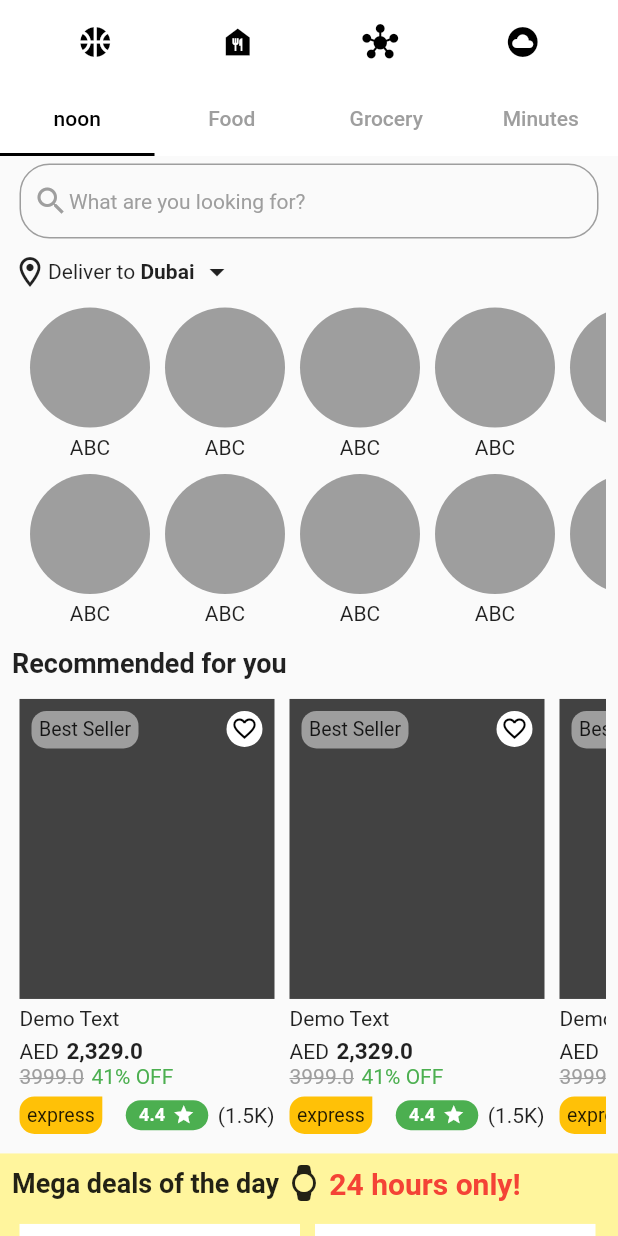
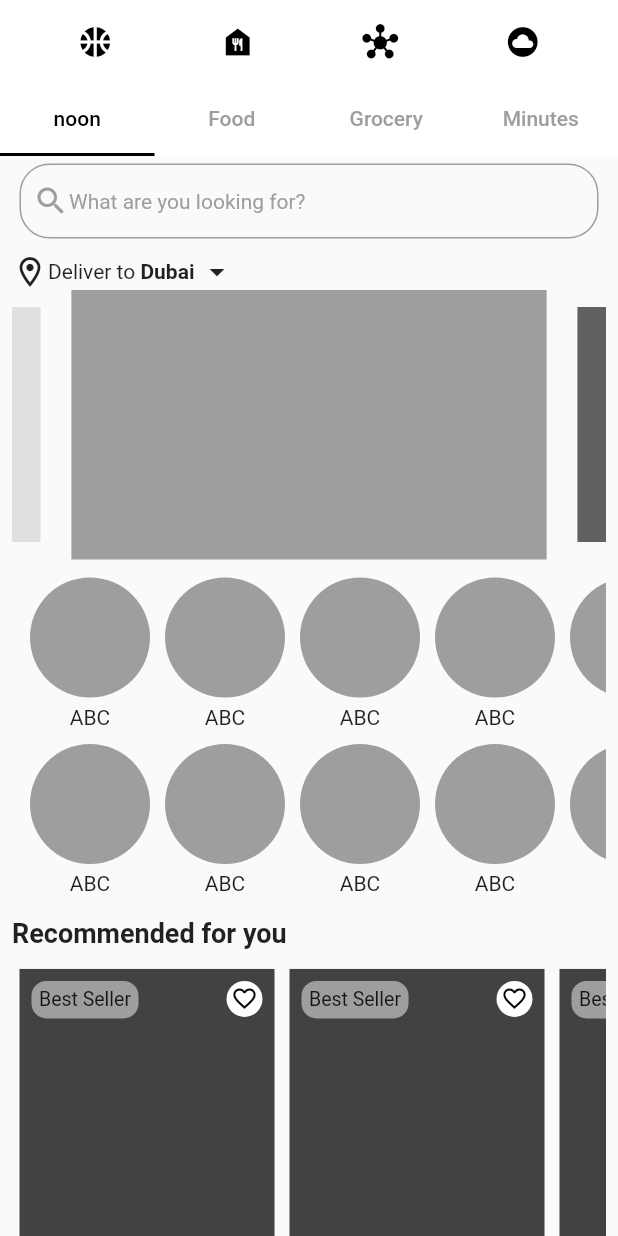
Before and after one commit to kamal614/noon-app-UI, a Flutter app: the screen it shows after launch, on a phone screen of 412 x 824 dp. Run offline on Flutter 3.47's test engine with Material 2 defaults, Android fonts, the phone set to English and light mode, and no system bars; drawn by our look-alikes of carousel_slider; our stand-ins replace get.

```diff
--- a/lib/screens/home_screen.dart
+++ b/lib/screens/home_screen.dart
@@ -3,6 +3,7 @@ import 'package:get/get.dart';
 import 'package:noon/const/common_widget.dart';
 import 'package:noon/const/text_const.dart';
 import 'package:noon/screens/product_screen.dart';
+import 'package:carousel_slider/carousel_slider.dart';
 
 import 'home_widgets.dart';
 
@@ -34,7 +35,7 @@ class _HomeScreenState extends State<HomeScreen> {
                       mySearchBar(),
                       vSpacer(5),
                       deliverTo(),
-                      //SLIDER
+                      homeSlider(context)
                     ],
                   ),
                 ),
--- a/lib/screens/home_widgets.dart
+++ b/lib/screens/home_widgets.dart
@@ -1,3 +1,4 @@
+import 'package:carousel_slider/carousel_slider.dart';
 import 'package:flutter/material.dart';
 import 'package:get/get.dart';
 
@@ -271,3 +272,31 @@ Widget deliverTo() {
     ],
   );
 }
+
+Widget homeSlider(BuildContext context) {
+  return CarouselSlider(
+      items: [
+        Container(
+          width: MediaQuery.of(context).size.width,
+          color: Colors.grey,
+        ),
+        Container(
+          width: MediaQuery.of(context).size.width,
+          color: Colors.grey[700],
+        ),
+        Container(
+          width: MediaQuery.of(context).size.width,
+          color: Colors.grey[300],
+        ),
+      ],
+      options: CarouselOptions(
+        height: 180.0,
+        enlargeCenterPage: true,
+        autoPlay: true,
+        aspectRatio: 16 / 9,
+        autoPlayCurve: Curves.fastOutSlowIn,
+        enableInfiniteScroll: true,
+        autoPlayAnimationDuration: const Duration(milliseconds: 800),
+        viewportFraction: 0.8,
+      ));
+}
--- a/pubspec.yaml
+++ b/pubspec.yaml
@@ -37,6 +37,7 @@ dependencies:
   # Use with the CupertinoIcons class for iOS style icons.
   cupertino_icons: ^1.0.2
   get: ^4.6.5
+  carousel_slider: ^4.2.1
 
 dev_dependencies:
   flutter_test:
```
Also changed, not shown: pubspec.lock.
